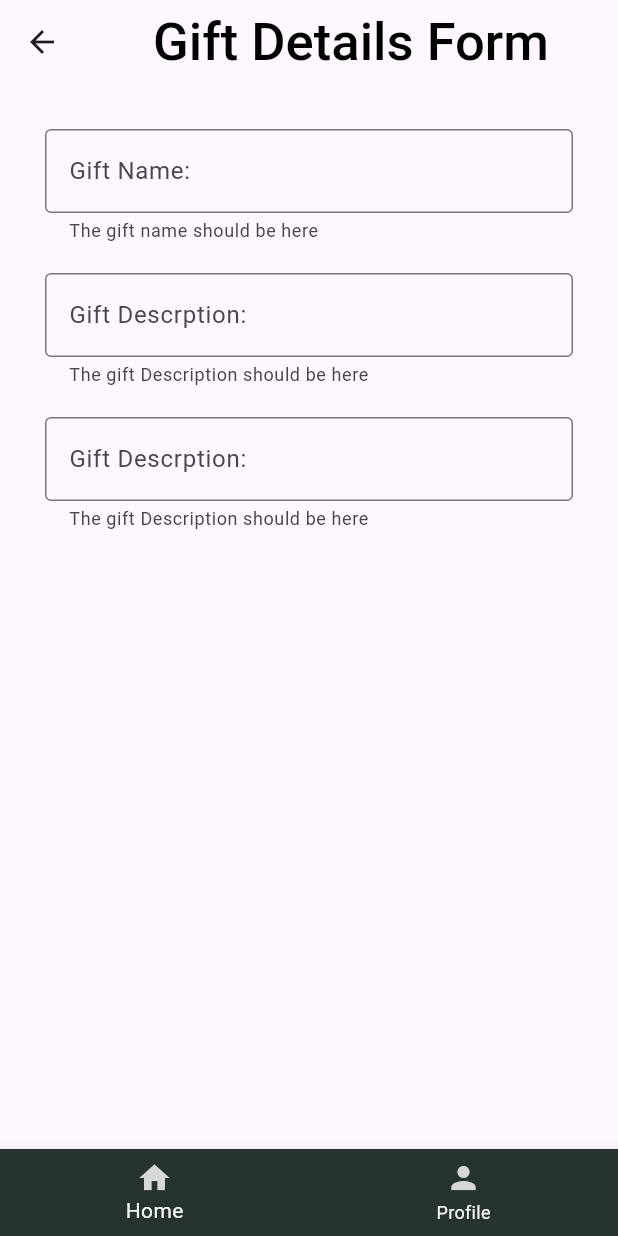
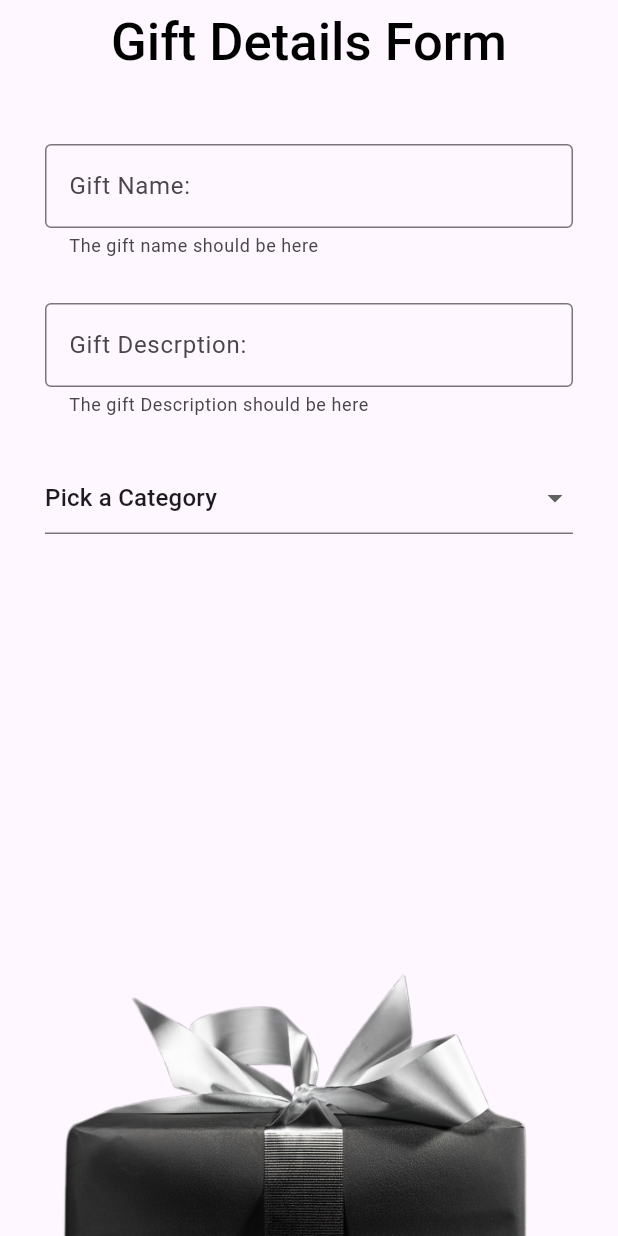
Before and after one commit to nadinnah/hadieaty-usingFlutter, a Flutter app: the GiftDetailPage screen opened directly, on a phone screen of 412 x 824 dp. Run offline on Flutter 3.47's test engine with Material 3 defaults, Android fonts, the phone set to English and light mode, and no system bars; our stand-ins replace google_fonts.

Commit message:
updating pages

```diff
--- a/lib/main.dart
+++ b/lib/main.dart
@@ -1,9 +1,10 @@
 import 'package:flutter/material.dart';
-//import 'package:hadieaty/pages/eventList.dart';
-//import 'package:hadieaty/pages/giftDetail.dart';
+import 'package:hadieaty/pages/eventList.dart';
+import 'package:hadieaty/pages/giftDetail.dart';
 import 'package:hadieaty/pages/home.dart';
 import 'package:hadieaty/pages/login.dart';
-//import 'package:hadieaty/pages/login.dart';
+import 'package:hadieaty/pages/login.dart';
+import 'package:hadieaty/pages/profile.dart';
 
 
 void main() {
@@ -11,5 +12,5 @@ void main() {
     theme: ThemeData(
       useMaterial3: true,
     ),
-    home: const LoginPage(),));
+    home: const GiftDetailPage(),));
 }
--- a/lib/pages/giftDetail.dart
+++ b/lib/pages/giftDetail.dart
@@ -12,6 +12,9 @@ class GiftDetailPage extends StatefulWidget {
 
 class _GiftDetailPageState extends State<GiftDetailPage> {
   GlobalKey<FormState> myKey = GlobalKey();
+
+  List giftCategories = ['Pick a Category', 'Birthday', 'Eid', 'Christmas'];
+  String selectedCategory = 'Pick a Category';
 
   TextEditingController giftName = TextEditingController();
   TextEditingController giftDescription = TextEditingController();
@@ -31,12 +34,13 @@ class _GiftDetailPageState extends State<GiftDetailPage> {
               )),
         ),
       ),
-        body: Padding(
-          padding: const EdgeInsets.all(30),
-          child: Form(
+      body: Column(
+        children: [
+          Form(
             key: myKey,
-              child: Column(
-                children: [
+            child: Padding(
+              padding: const EdgeInsets.fromLTRB(30, 40, 30, 0),
+              child: Column(children: [
                 TextFormField(
                   decoration: InputDecoration(
                       labelText: 'Gift Name:',
@@ -52,10 +56,9 @@ class _GiftDetailPageState extends State<GiftDetailPage> {
                     }
                   },
                 ),
-                  SizedBox(
-                    height: 20,
-                  ),
-                  TextFormField(
+                Padding(
+                  padding: const EdgeInsets.fromLTRB(0, 30, 0, 0),
+                  child: TextFormField(
                     decoration: InputDecoration(
                         labelText: 'Gift Descrption:',
                         border: OutlineInputBorder(),
@@ -70,28 +73,39 @@ class _GiftDetailPageState extends State<GiftDetailPage> {
                       }
                     },
                   ),
-                  SizedBox(
-                    height: 20,
                 ),
-                  TextFormField(
-                    decoration: InputDecoration(
-                        labelText: 'Gift Descrption:',
-                        border: OutlineInputBorder(),
-                        hintText: 'Enter gift description',
-                        helperText: 'The gift Description should be here'),
-                    controller: giftDescription,
-                    validator: (value) {
-                      if (value == null || value.isEmpty) {
-                        return ('Gift Description can not be empty');
-                      } else {
-                        return null;
-                      }
-                    },
+                Padding(
+                  padding: const EdgeInsets.fromLTRB(0, 30, 0, 0),
+                  child: DropdownButtonFormField(
+                      value: selectedCategory,
+                      items: giftCategories.map((x) {
+                        return DropdownMenuItem(
+                          value: x,
+                          child: Text(x),
+                        );
+                      }).toList(),
+                      onChanged: (var x) {
+                        setState(() {
+                          selectedCategory = x as String;
+                        });
+                      }),
+                )
+              ]),
             ),
+          ),
+
           //DropdownButtonFormField(items: items, onChanged: onChanged)
+          Spacer(),
+          Container(
+            child: Image.asset(
+              'lib/assets/giftBox.png', // Replace with your image URL.
+              height: 200,
+              width: double.infinity,
+              fit: BoxFit.cover,
+            ),
+          ),
         ],
-              )),
       ),
-        bottomNavigationBar: NavigationMenu());
+    );
   }
 }
--- a/pubspec.yaml
+++ b/pubspec.yaml
@@ -60,8 +60,8 @@ flutter:
   uses-material-design: true
 
   # To add assets to your application, add an assets section, like this:
-  # assets:
-  #   - images/a_dot_burr.jpeg
+  assets:
+    - lib/assets/
   #   - images/a_dot_ham.jpeg
 
   # An image asset can refer to one or more resolution-specific "variants", see
```
Also changed, not shown: lib/pages/eventList.dart (+11 -2 lines), lib/pages/giftList.dart (+40 -0 lines), lib/pages/home.dart (+0 -9 lines), lib/pages/login.dart (+15 -3 lines), lib/pages/profile.dart (+8 -3 lines), lib/assets/black-and-white-gift-box.jpg (added), lib/assets/giftBox.png (added). Lines whose indentation alone changed are shown as unchanged.
